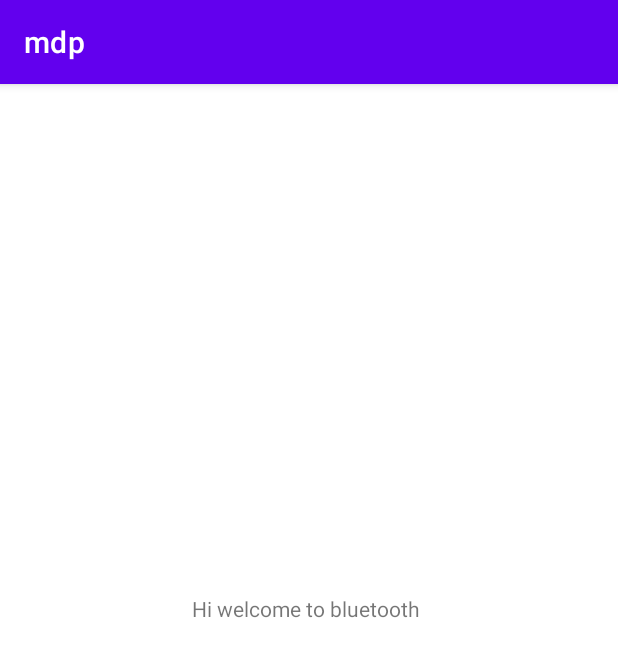
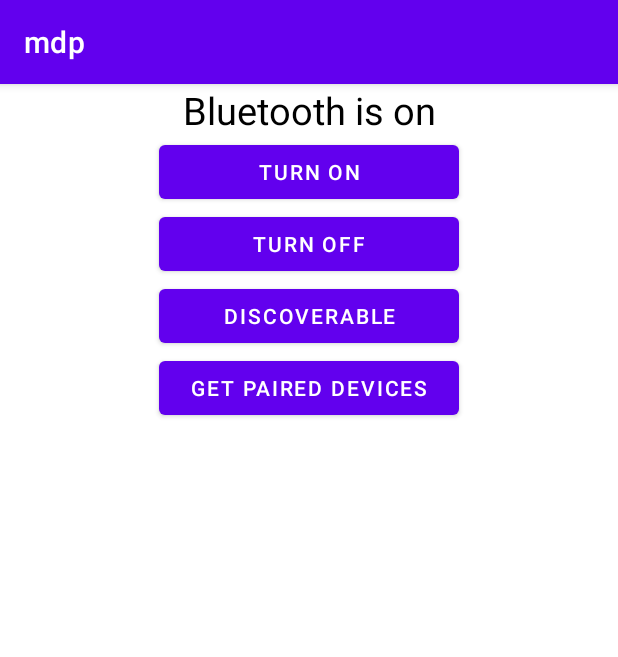
Before and after one commit to joy00000/MDP-Group-10, an Android app: the BluetoothConfiguration screen opened directly, with no data from a screen before it, on a phone screen of 412 x 824 dp. Shown: the top 657 px of the screen. Run offline under Robolectric (Android 15) with nearby library versions, the phone set to English and light mode, and no system bars.

Commit message:
Bluetooth UI update

```diff
--- a/app/src/main/java/com/example/mdp/BluetoothConfiguration.java
+++ b/app/src/main/java/com/example/mdp/BluetoothConfiguration.java
@@ -1,19 +1,130 @@
 package com.example.mdp;
-
-import android.content.SharedPreferences;
-import android.os.Bundle;
 
 import androidx.appcompat.app.AppCompatActivity;
 
+import android.bluetooth.BluetoothAdapter;
+import android.bluetooth.BluetoothDevice;
+import android.content.Intent;
+import android.os.Bundle;
+import android.view.View;
+import android.widget.Button;
+import android.widget.ImageView;
+import android.widget.TextView;
+import android.widget.Toast;
+import androidx.annotation.Nullable;
+import java.lang.*;
+import java.util.Set;
+
+
 public class BluetoothConfiguration extends AppCompatActivity {
-    private static final String TAG = "BTConnectionpage";
-    SharedPreferences sharedPreferences;
-    SharedPreferences.Editor editor;
+    private static final int REQUEST_ENABLE_BT = 0;
+    private static final int REQUEST_DISCOVER_BT = 1;
+
+    private TextView mStatusBlueTv, mPairedTv;
+    ImageView mBlueIV;
+    Button mOnbtn, mOffBtn, mDiscoverbtn, mPairedBtn;
+    BluetoothAdapter bluetoothAdapter;
 
     @Override
-    protected void onCreate(Bundle savedInstanceState){
+    protected void onCreate(Bundle savedInstanceState) {
         super.onCreate(savedInstanceState);
         setContentView(R.layout.bluetooth_setup);
+
+        //LINK all the buttons to functions
+        mStatusBlueTv = findViewById(R.id.bluetoothstatus);
+        mPairedTv = findViewById((R.id.pairList));
+        //mBlueIV=findViewById(R.id.blu); for icon
+        mOffBtn = findViewById(R.id.offBtn);
+        mOnbtn = findViewById(R.id.onBtn);
+        mDiscoverbtn = findViewById(R.id.discoverableBtn);
+        mPairedBtn = findViewById(R.id.getPairedBtn);
+
+        bluetoothAdapter = BluetoothAdapter.getDefaultAdapter();
+
+        if (bluetoothAdapter == null) {
+            mStatusBlueTv.setText("Bluetooth is off, Please on bluetooth");
+        } else {
+            mStatusBlueTv.setText("Bluetooth is on");
+        }
+//images ignore now
+//        if(bluetoothAdapter.isEnabled()){
+//            mBlueIV.setImageResource();
+//        }
+//        else{
+//            mBlueIV.setImageResource();
+//        }
+        mOnbtn.setOnClickListener(new View.OnClickListener() {
+            @Override
+            public void onClick(View view) {
+                if(!bluetoothAdapter.isEnabled()){
+                    showToast("Turning on bluetooth");
+                    Intent intent=new Intent(BluetoothAdapter.ACTION_REQUEST_ENABLE);
+                    startActivityIfNeeded(intent,REQUEST_ENABLE_BT);
+                }else{
+                    showToast("bluetooth is already on");
+                }
+            }
+        });
+        mDiscoverbtn.setOnClickListener(new View.OnClickListener() {
+            @Override
+            public void onClick(View view) {
+                if(!bluetoothAdapter.isDiscovering()){
+                    showToast("Making Your Device Visible");
+                    Intent intent=new Intent(BluetoothAdapter.ACTION_REQUEST_DISCOVERABLE);
+                    startActivityIfNeeded(intent,REQUEST_DISCOVER_BT);
+                }
+            }
+        });
+
+        mOffBtn.setOnClickListener(new View.OnClickListener() {
+            @Override
+            public void onClick(View view) {
+                if(bluetoothAdapter.isEnabled()){
+                    bluetoothAdapter.disable();
+                    showToast("Turning off Bluetooth");
+                    //add new function to off bluetooth
+                }else{
+                    showToast("Bluetooth is already off");
+                }
+            }
+        });
+
+        mPairedBtn.setOnClickListener(new View.OnClickListener() {
+            @Override
+            public void onClick(View v) {
+                if (bluetoothAdapter.isEnabled()) {
+                    mPairedTv.setText("Paired Devices");
+                    Set<BluetoothDevice> devices = bluetoothAdapter.getBondedDevices();
+
+                    for (BluetoothDevice device : devices) {
+                        mPairedTv.append("\n Device : " + device.getName() + " , " + device);
+                    }
+                } else {
+                    showToast("Turn On bluetooth to get paired devices");
+                }
+            }
+        });
+    }
+
+
+    @Override
+    protected void onActivityResult(int requestCode, int resultCode, @Nullable Intent data) {
+
+        switch (requestCode) {
+            case REQUEST_ENABLE_BT:
+                if (resultCode == RESULT_OK) {
+                    showToast("Bluetooth is On");
+                } else {
+                    showToast("Bluetooth is Off");
+                }
+                break;
+        }
+        super.onActivityResult(requestCode, resultCode, data);
+
+    }
+
+    private void showToast(String msg) {
+        Toast.makeText(getApplicationContext(), msg, Toast.LENGTH_SHORT).show();
     }
 
 }
--- a/app/src/main/res/layout/bluetooth_setup.xml
+++ b/app/src/main/res/layout/bluetooth_setup.xml
@@ -1,16 +1,64 @@
 <?xml version="1.0" encoding="utf-8"?>
-<androidx.constraintlayout.widget.ConstraintLayout xmlns:android="http://schemas.android.com/apk/res/android"
+<LinearLayout xmlns:android="http://schemas.android.com/apk/res/android"
     xmlns:app="http://schemas.android.com/apk/res-auto"
     xmlns:tools="http://schemas.android.com/tools"
     android:layout_width="match_parent"
-    android:layout_height="match_parent">
+    android:layout_height="match_parent"
+    android:layout_gravity="center_horizontal"
+    android:gravity="center_horizontal"
+    android:orientation="vertical"
+    tools:context=".MainActivity">
+
+    <!-- Display available bluetooths-->
+    <!-- turning bluetooth on/off-->
+
 
     <TextView
+        android:id="@+id/bluetoothstatus"
+        android:layout_width="match_parent"
+        android:layout_height="wrap_content"
+        android:text="Bluetooth"
+        android:textAlignment="center"
+        android:textColor="@color/black"
+        android:textSize="25dp" />
+
+    <!-- turning bluetooth on-->
+    <Button
+        android:id="@+id/onBtn"
         android:layout_width="wrap_content"
         android:layout_height="wrap_content"
-        android:layout_marginStart="128dp"
-        android:layout_marginTop="340dp"
-        android:text="Hi welcome to bluetooth"
-        app:layout_constraintStart_toStartOf="parent"
-        app:layout_constraintTop_toTopOf="parent" />
-</androidx.constraintlayout.widget.ConstraintLayout>
+        android:minWidth="200dp"
+        android:text="Turn on" />
+
+    <!-- turning bluetooth off-->
+    <Button
+        android:id="@+id/offBtn"
+        android:layout_width="wrap_content"
+        android:layout_height="wrap_content"
+        android:minWidth="200dp"
+        android:text="Turn off" />
+
+    <!--Discoverable BUTTON-->
+    <Button
+        android:id="@+id/discoverableBtn"
+        android:layout_width="wrap_content"
+        android:layout_height="wrap_content"
+        android:minWidth="200dp"
+        android:text="Discoverable" />
+
+    <!--Get paired devices BUTTON-->
+    <Button
+        android:id="@+id/getPairedBtn"
+        android:layout_width="wrap_content"
+        android:layout_height="wrap_content"
+        android:minWidth="200dp"
+        android:text="Get Paired Devices" />
+
+    <!-- Shows a list of paired devices-->
+    <TextView
+        android:id="@+id/pairList"
+        android:layout_width="match_parent"
+        android:layout_height="wrap_content"
+        android:minWidth="200dp"
+        android:text="" />
+</LinearLayout>
```
Also changed, not shown: app/src/main/AndroidManifest.xml (+6 -1 lines).
